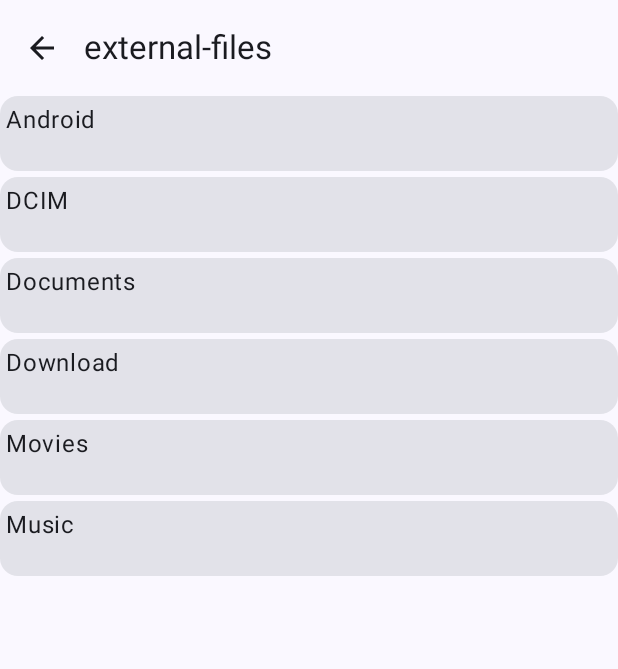
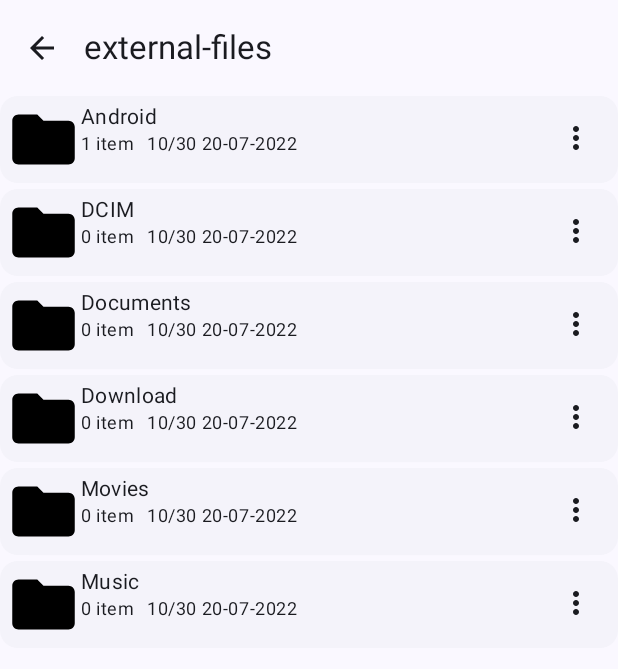
Before and after one commit to mshdabiola/File_Manager, an Android app built with Jetpack Compose: the screen it shows after launch (MainActivity), after a tap on "Internal Storage", on a phone screen of 412 x 824 dp. Shown: the top 669 px of the screen. Run offline under Robolectric (Android 15) with nearby library versions, the phone set to English and light mode, and no system bars; our stand-ins replace Dagger/Hilt's generated code; 1 statement that could not run was skipped.

Commit message:
move files

```diff
--- a/app/src/main/java/com/mshdabiola/filemanager/main/FileUiState.kt
+++ /dev/null
@@ -1,10 +0,0 @@
-package com.mshdabiola.filemanager.main
-
-import java.nio.file.Path
-import kotlin.io.path.Path
-
-data class FileUiState(val name : String="File name",
-
-                       val isDirectory : Boolean = false ,
-                       val path : Path = Path("")
-                       )
--- a/app/src/main/java/com/mshdabiola/filemanager/ui/screen/MainScreen.kt
+++ b/app/src/main/java/com/mshdabiola/filemanager/ui/screen/MainScreen.kt
@@ -1,42 +1,62 @@
 package com.mshdabiola.filemanager.ui.screen
 
 import android.Manifest
-import android.util.Log
+import android.content.Intent
 import androidx.activity.compose.rememberLauncherForActivityResult
 import androidx.activity.result.contract.ActivityResultContracts
+import androidx.compose.foundation.Image
 import androidx.compose.foundation.clickable
 import androidx.compose.foundation.layout.*
 import androidx.compose.foundation.lazy.LazyColumn
 import androidx.compose.foundation.lazy.items
 import androidx.compose.material.icons.Icons
 import androidx.compose.material.icons.filled.ArrowBack
+import androidx.compose.material.icons.filled.MoreVert
 import androidx.compose.material3.*
 import androidx.compose.runtime.*
 import androidx.compose.ui.Alignment
 import androidx.compose.ui.Modifier
 import androidx.compose.ui.platform.LocalContext
+import androidx.compose.ui.res.painterResource
+import androidx.compose.ui.text.style.TextOverflow
 import androidx.compose.ui.tooling.preview.Preview
 import androidx.compose.ui.unit.dp
-import androidx.core.content.ContextCompat
-import androidx.lifecycle.viewmodel.compose.viewModel
+import androidx.core.content.FileProvider
 import androidx.navigation.NavController
-import com.mshdabiola.filemanager.main.FileUiState
-import com.mshdabiola.filemanager.main.MainUiState
-import com.mshdabiola.filemanager.main.MainViewModel
+import com.mshdabiola.filemanager.R
+import com.mshdabiola.filemanager.formatSize
+import com.mshdabiola.filemanager.ui.screen.main.FileUiState
+import com.mshdabiola.filemanager.ui.screen.main.MainUiState
+import com.mshdabiola.filemanager.ui.screen.main.MainViewModel
 import kotlin.io.path.pathString
 
 @Composable
 fun MainScreen(mainUiState: State<MainUiState>, navController: NavController) {
+
+    val context = LocalContext.current
     val launcher = rememberLauncherForActivityResult(
         contract = ActivityResultContracts.RequestPermission(),
         onResult = mainUiState.value.onPermissionRequest
     )
 
     val showBackButton = remember {
-        derivedStateOf { navController.backQueue.size>2 }
+        derivedStateOf { navController.backQueue.size > 2 }
     }
-    val onBackClicked = { navController.popBackStack()
-    Unit
+    val onBackClicked = {
+        navController.popBackStack()
+        Unit
+    }
+
+    val onFileClicked = { path: String ->
+        val file = java.io.File(path)
+        val uri = FileProvider.getUriForFile(
+            context,
+            context.applicationContext.packageName + ".provider",
+            file
+        )
+        val intent = Intent(Intent.ACTION_VIEW, uri)
+        intent.addFlags(Intent.FLAG_GRANT_READ_URI_PERMISSION)
+        context.startActivity(intent)
     }
 
     MainContent(
@@ -45,8 +65,9 @@ fun MainScreen(mainUiState: State<MainUiState>, navController: NavController) {
             launcher.launch(it)
         },
         onDirectoryClicked = { navController.navigate("second/$it") },
-        showBackButton=showBackButton.value,
-        onBackClicked = onBackClicked
+        showBackButton = showBackButton.value,
+        onBackClicked = onBackClicked,
+        onFileClicked = onFileClicked
     )
 }
 
@@ -56,6 +77,7 @@ fun MainContent(
     mainUiState: MainUiState = MainUiState("File Manager"),
     laucher: (String) -> Unit = {},
     onDirectoryClicked: (String) -> Unit = {},
+    onFileClicked: (String) -> Unit = {},
     showBackButton: Boolean = true,
     onBackClicked: () -> Unit = {}
 ) {
@@ -105,9 +127,9 @@ fun MainContent(
 
                     items(mainUiState.fileUiStateList) {
                         if (it.isDirectory) {
-                            Directory(fileUiState = it, onDirectoryClicked)
+                            Directory(fileUiState = it, onClicked = onDirectoryClicked)
                         } else {
-                            File(fileUiState = it)
+                            File(fileUiState = it, onClicked = onFileClicked)
                         }
                     }
                 }
@@ -127,25 +149,43 @@ fun MainContentPreview() {
 
 @OptIn(ExperimentalMaterial3Api::class)
 @Composable
-fun Directory(fileUiState: FileUiState, onClicked: (String) -> Unit = {}) {
-    Card(
-        modifier = Modifier.fillMaxWidth()
-    ) {
-        Column(
-            Modifier
-                .height(50.dp)
-                .fillMaxWidth()
-                .padding(4.dp)
-                .clickable {
-                    onClicked(
-                        fileUiState.path.pathString.replace("/", "*")
-                    )
+fun Directory(modifier: Modifier = Modifier,
+              contentModifier: Modifier =Modifier,
+              fileUiState: FileUiState = FileUiState(),
+              onClicked: (String) -> Unit={}) {
+
+    ElevatedCard(modifier = modifier.clickable { onClicked(fileUiState.path.replace("/","*")) }) {
+
+        Row(modifier = contentModifier
+            .padding(4.dp)
+            .fillMaxWidth()) {
+            Image(
+                painter = painterResource(id = R.drawable.ic_baseline_folder_24),
+                contentDescription = "file",
+                modifier = contentModifier.size(50.dp)
+            )
+            Column(contentModifier.weight(1f)) {
+                Text(
+                    text = fileUiState.name,
+                    style = MaterialTheme.typography.bodyMedium, modifier = contentModifier
+                )
+                Row {
+                    Text(text =  if (fileUiState.numOfItems>1) "${fileUiState.numOfItems} items" else "${fileUiState.numOfItems} item", style = MaterialTheme.typography.bodySmall)
+                    Spacer(modifier = contentModifier.width(8.dp))
+                    Text(text = fileUiState.date.toString(), style = MaterialTheme.typography.bodySmall)
                 }
-        ) {
-            Text(text = fileUiState.name)
+
+            }
+
+            IconButton(onClick = { }) {
+                Icon(imageVector = Icons.Default.MoreVert, contentDescription = "more")
+            }
+
         }
+    }
 
-    }
+
+
 }
 
 @Preview
@@ -154,7 +194,51 @@ fun DirectoryPreview() {
     Directory(fileUiState = FileUiState("Directory"))
 }
 
+@OptIn(ExperimentalMaterial3Api::class)
 @Composable
-fun File(fileUiState: FileUiState) {
-    Text(text = fileUiState.name, modifier = Modifier.padding(4.dp))
+fun File(
+    modifier: Modifier = Modifier,
+    contentModifier: Modifier =Modifier,
+    fileUiState: FileUiState = FileUiState(),
+    onClicked: (String) -> Unit={}
+) {
+    Card(modifier = modifier.clickable { onClicked(fileUiState.path) }) {
+
+        Row(modifier = contentModifier
+            .padding(4.dp)
+            .fillMaxWidth()) {
+            Image(
+                painter = painterResource(id = R.drawable.ic_baseline_insert_drive_file_24),
+                contentDescription = "file",
+                modifier = contentModifier.size(50.dp)
+            )
+            Column(contentModifier.weight(1f)) {
+                Text(
+                    text = fileUiState.name,
+                    style = MaterialTheme.typography.bodyMedium, modifier = contentModifier,
+                    maxLines = 2,
+                    overflow = TextOverflow.Ellipsis
+                )
+
+                Row {
+                    Text(text = fileUiState.size.formatSize(), style = MaterialTheme.typography.bodySmall)
+                    Spacer(modifier = contentModifier.width(8.dp))
+                    Text(text = fileUiState.date.toString(), style = MaterialTheme.typography.bodySmall)
+                }
+
+            }
+
+            IconButton(onClick = { }) {
+                Icon(imageVector = Icons.Default.MoreVert, contentDescription = "more")
+            }
+
+        }
+    }
+
 }
+
+@Preview
+@Composable
+fun FilePreview() {
+    File()
+}
--- a/app/src/main/java/com/mshdabiola/filemanager/home/CatgoryUiState.kt
+++ b/app/src/main/java/com/mshdabiola/filemanager/ui/screen/home/CatgoryUiState.kt
@@ -1,4 +1,4 @@
-package com.mshdabiola.filemanager.home
+package com.mshdabiola.filemanager.ui.screen.home
 
 import com.mshdabiola.filemanager.R
 
--- a/app/src/main/java/com/mshdabiola/filemanager/home/HomeRecentFile.kt
+++ b/app/src/main/java/com/mshdabiola/filemanager/ui/screen/home/HomeRecentFile.kt
@@ -1,4 +1,4 @@
-package com.mshdabiola.filemanager.home
+package com.mshdabiola.filemanager.ui.screen.home
 
 import android.text.format.DateFormat
 import com.mshdabiola.filemanager.formatSize
--- a/app/src/main/java/com/mshdabiola/filemanager/home/HomeUiState.kt
+++ b/app/src/main/java/com/mshdabiola/filemanager/ui/screen/home/HomeUiState.kt
@@ -1,4 +1,4 @@
-package com.mshdabiola.filemanager.home
+package com.mshdabiola.filemanager.ui.screen.home
 
 data class HomeUiState (
     val memoryUiStates: List<MemoryUiState> = emptyList(),
--- a/app/src/main/java/com/mshdabiola/filemanager/home/MemoryUiState.kt
+++ b/app/src/main/java/com/mshdabiola/filemanager/ui/screen/home/MemoryUiState.kt
@@ -1,4 +1,4 @@
-package com.mshdabiola.filemanager.home
+package com.mshdabiola.filemanager.ui.screen.home
 
 import android.os.Environment
 import android.os.StatFs
--- /dev/null
+++ b/app/src/main/java/com/mshdabiola/filemanager/ui/screen/main/FileUiState.kt
@@ -0,0 +1,25 @@
+package com.mshdabiola.filemanager.ui.screen.main
+
+import android.text.format.DateFormat
+import java.io.File
+import java.nio.file.Path
+import java.util.*
+import kotlin.io.path.Path
+
+data class FileUiState(val name : String="File name",
+                       val isDirectory : Boolean = false ,
+                       val path : String ="",
+                       val size : Long =8483L,
+                       val lastModified : Long = Date().time
+                       ){
+    var isSelected = false
+    var numOfItems = 4
+    val date = DateFormat.format("hh/mm dd-MM-yyyy",Date(lastModified))
+
+    init {
+        val file = File(path)
+
+        numOfItems = file.listFiles()?.size ?: 0
+
+    }
+}
--- a/app/src/main/java/com/mshdabiola/filemanager/main/MainActivity.kt
+++ b/app/src/main/java/com/mshdabiola/filemanager/ui/screen/main/MainActivity.kt
@@ -1,4 +1,4 @@
-package com.mshdabiola.filemanager.main
+package com.mshdabiola.filemanager.ui.screen.main
 
 import android.os.Bundle
 import androidx.activity.ComponentActivity
@@ -7,7 +7,7 @@ import androidx.activity.viewModels
 import androidx.compose.runtime.collectAsState
 import androidx.compose.runtime.getValue
 import androidx.navigation.compose.rememberNavController
-import com.mshdabiola.filemanager.ui.ManagerNavHost
+import com.mshdabiola.filemanager.ui.screen.ManagerNavHost
 import com.mshdabiola.filemanager.ui.theme.FileManagerTheme
 import dagger.hilt.android.AndroidEntryPoint
 
--- a/app/src/main/java/com/mshdabiola/filemanager/main/MainUiState.kt
+++ b/app/src/main/java/com/mshdabiola/filemanager/ui/screen/main/MainUiState.kt
@@ -1,4 +1,4 @@
-package com.mshdabiola.filemanager.main
+package com.mshdabiola.filemanager.ui.screen.main
 
 data class MainUiState (
     val name : String,
--- a/app/src/main/java/com/mshdabiola/filemanager/main/MainViewModel.kt
+++ b/app/src/main/java/com/mshdabiola/filemanager/ui/screen/main/MainViewModel.kt
@@ -1,12 +1,10 @@
-package com.mshdabiola.filemanager.main
+package com.mshdabiola.filemanager.ui.screen.main
 
 import android.Manifest
 import android.content.Context
 import android.content.pm.PackageManager
 import android.os.Build
 import android.os.Environment
-import android.os.StatFs
-import android.provider.MediaStore
 import android.util.Log
 import androidx.annotation.RequiresApi
 import androidx.core.content.ContextCompat
@@ -14,10 +12,10 @@ import androidx.lifecycle.SavedStateHandle
 import androidx.lifecycle.ViewModel
 import androidx.lifecycle.viewModelScope
 import com.mshdabiola.filemanager.R
-import com.mshdabiola.filemanager.home.CategoryUiState
-import com.mshdabiola.filemanager.home.HomeRecentFile
-import com.mshdabiola.filemanager.home.HomeUiState
-import com.mshdabiola.filemanager.home.MemoryUiState
+import com.mshdabiola.filemanager.ui.screen.home.CategoryUiState
+import com.mshdabiola.filemanager.ui.screen.home.HomeRecentFile
+import com.mshdabiola.filemanager.ui.screen.home.HomeUiState
+import com.mshdabiola.filemanager.ui.screen.home.MemoryUiState
 import dagger.hilt.android.lifecycle.HiltViewModel
 import dagger.hilt.android.qualifiers.ApplicationContext
 import kotlinx.coroutines.Dispatchers
@@ -51,14 +49,14 @@ class MainViewModel @Inject constructor(
     private fun getAllFiles(string: String){
 
         val pathStr = if (string.isEmpty()) Environment.getExternalStorageDirectory().absolutePath else string
-        Log.d(className,"$pathStr")
+        Log.d(className, pathStr)
 
         val file = File(pathStr)
          val fileUiStates= file.listFiles()
 
              ?.sortedWith(compareBy<File> { it.isFile }.thenBy { it.name })
              ?.filter { it.isHidden.not() }
-             ?.map { FileUiState(name = it.name,isDirectory = it.isDirectory, path = it.toPath()) } ?: emptyList()
+             ?.map { FileUiState(name = it.name,isDirectory = it.isDirectory, path = it.absolutePath) } ?: emptyList()
 
         _uiState.value =_uiState.value.copy(fileUiStateList = fileUiStates, name = if(string.isEmpty()) context.getString(R.string.app_name) else file.name)
 
@@ -115,7 +113,8 @@ class MainViewModel @Inject constructor(
             CategoryUiState(
                 name = "Music",
                 icon = R.drawable.ic_baseline_music_note_24,
-                path=getCategoryPath(Environment.DIRECTORY_MUSIC)))
+                path=getCategoryPath(Environment.DIRECTORY_MUSIC))
+        )
 
 
 
@@ -153,13 +152,16 @@ class MainViewModel @Inject constructor(
 
                 .toList()
 
-
-
-
             _homeUiState.value = _homeUiState.value.copy(homeRecentFiles = recentFile)
         }
     }
 
 
+    private fun onFileClicked(path : String){
+
+
+    }
+
+
 
 }
--- /dev/null
+++ b/app/src/main/res/drawable/ic_baseline_folder_24.xml
@@ -0,0 +1,5 @@
+<vector android:height="24dp" android:tint="#000000"
+    android:viewportHeight="24" android:viewportWidth="24"
+    android:width="24dp" xmlns:android="http://schemas.android.com/apk/res/android">
+    <path android:fillColor="@android:color/white" android:pathData="M10,4H4c-1.1,0 -1.99,0.9 -1.99,2L2,18c0,1.1 0.9,2 2,2h16c1.1,0 2,-0.9 2,-2V8c0,-1.1 -0.9,-2 -2,-2h-8l-2,-2z"/>
+</vector>
--- /dev/null
+++ b/app/src/main/res/drawable/ic_baseline_insert_drive_file_24.xml
@@ -0,0 +1,5 @@
+<vector android:height="24dp" android:tint="#000000"
+    android:viewportHeight="24" android:viewportWidth="24"
+    android:width="24dp" xmlns:android="http://schemas.android.com/apk/res/android">
+    <path android:fillColor="@android:color/white" android:pathData="M6,2c-1.1,0 -1.99,0.9 -1.99,2L4,20c0,1.1 0.89,2 1.99,2L18,22c1.1,0 2,-0.9 2,-2L20,8l-6,-6L6,2zM13,9L13,3.5L18.5,9L13,9z"/>
+</vector>
```
Also changed, not shown: app/src/main/AndroidManifest.xml (+12 -1 lines), app/src/main/java/com/mshdabiola/filemanager/ui/screen/HomeScreen.kt (+9 -9 lines), app/src/main/java/com/mshdabiola/filemanager/ui/screen/NavGraph.kt (renamed from app/src/main/java/com/mshdabiola/filemanager/main/NavGraph.kt, +4 -8 lines), app/src/main/res/xml/provider_path.xml (added, +8 -0 lines).
